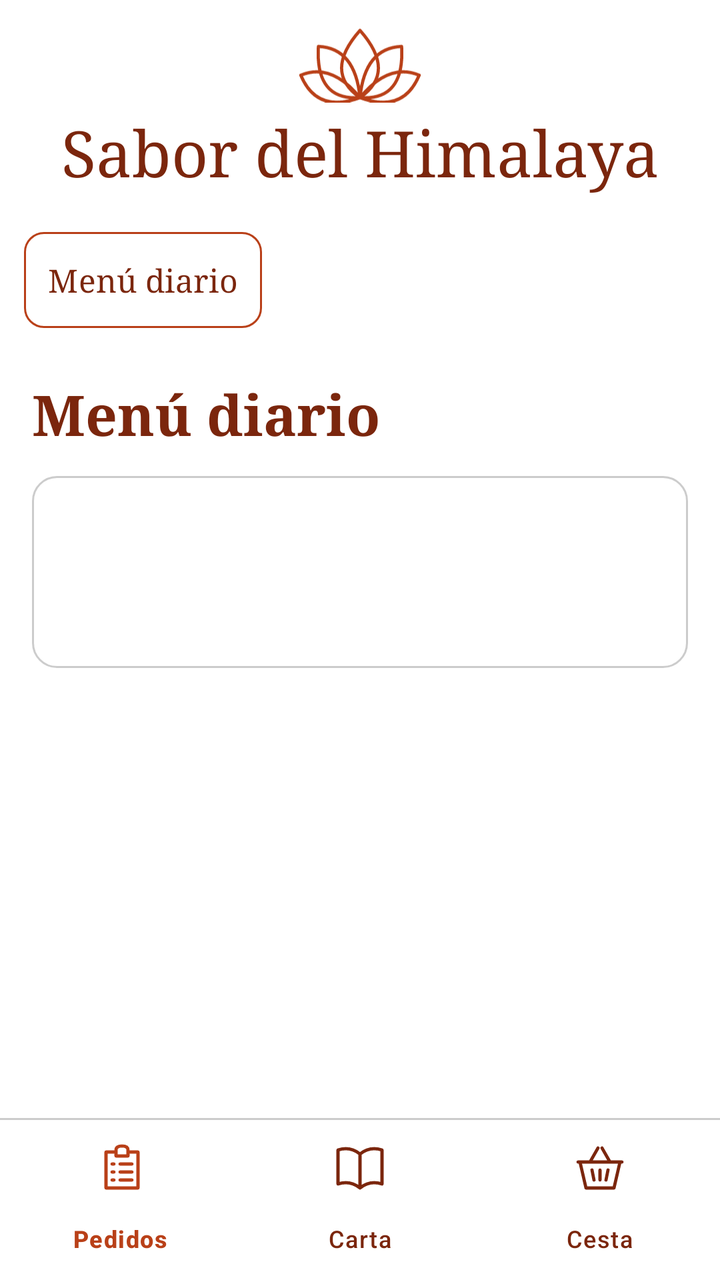
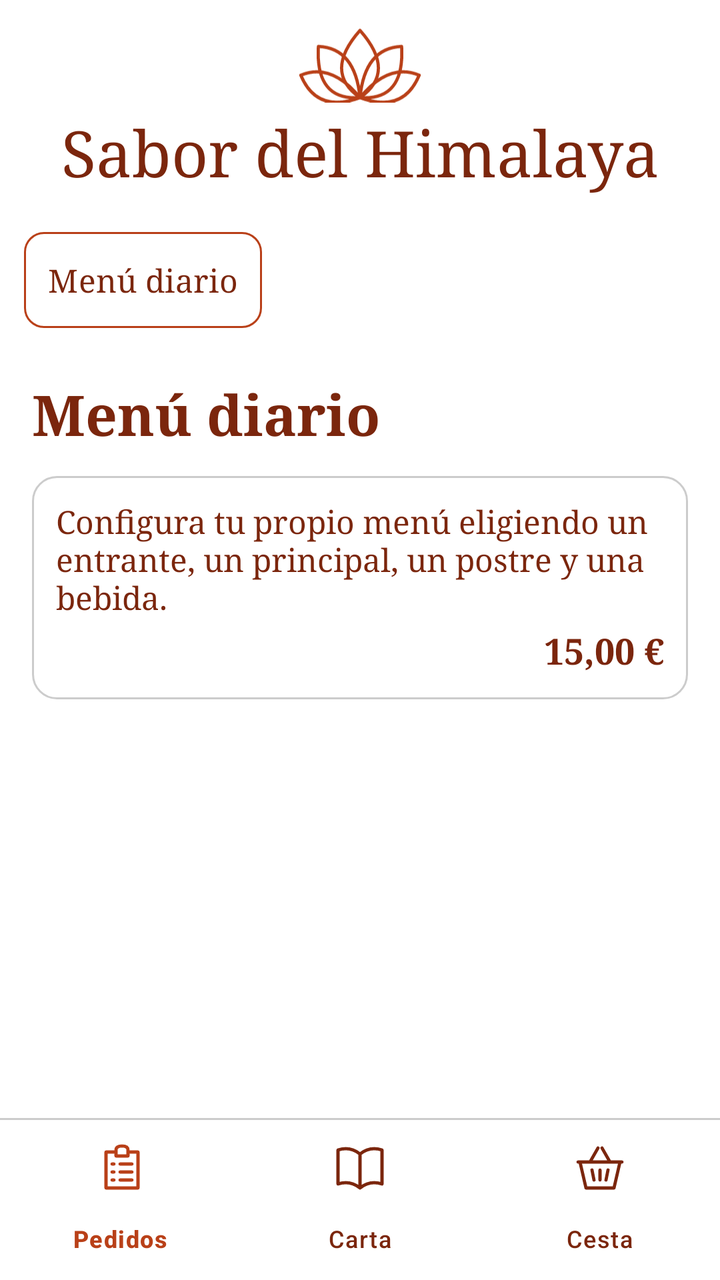

Compare the two renders of this Android layout. The source of the first and the diff that turns it into the second are given below.
<!-- AndroidManifest.xml: application theme Theme.SaborDelHimalaya -->
<!-- res/layout/activity_principal2.xml -->
<?xml version="1.0" encoding="utf-8"?>
<LinearLayout xmlns:android="http://schemas.android.com/apk/res/android"
    xmlns:app="http://schemas.android.com/apk/res-auto"
    xmlns:tools="http://schemas.android.com/tools"
    android:id="@+id/principal_content"
    android:layout_width="match_parent"
    android:layout_height="match_parent"
    android:orientation="vertical"
    android:background="@color/white"
    tools:context=".controller.Principal2">

    <LinearLayout
        android:layout_width="match_parent"
        android:layout_height="wrap_content"
        android:orientation="vertical"
        android:paddingTop="12dp"
        android:paddingBottom="16dp">
        <ImageView
            android:layout_width="64dp"
            android:layout_height="40dp"
            android:layout_gravity="center_horizontal"
            android:importantForAccessibility="no"
            android:src="@drawable/ic_carta_lotus" />
        <androidx.appcompat.widget.AppCompatTextView
            android:layout_width="match_parent"
            android:layout_height="48dp"
            android:layout_marginHorizontal="16dp"
            android:fontFamily="serif"
            android:gravity="center"
            android:maxLines="1"
            android:text="@string/activation_brand"
            android:textColor="@color/welcome_title"
            android:textSize="32sp"
            app:autoSizeTextType="uniform"
            app:autoSizeMinTextSize="16sp"
            app:autoSizeMaxTextSize="32sp"
            app:autoSizeStepGranularity="1sp" />
    </LinearLayout>

    <HorizontalScrollView
        android:id="@+id/category_scroll"
        android:layout_width="match_parent"
        android:layout_height="wrap_content"
        android:fillViewport="true"
        android:scrollbars="none"
        android:paddingBottom="8dp">
        <LinearLayout
            android:id="@+id/category_buttons"
            android:layout_width="wrap_content"
            android:layout_height="wrap_content"
            android:orientation="horizontal"
            android:paddingHorizontal="12dp">
            <com.google.android.material.button.MaterialButton
                android:id="@+id/category_daily"
                style="@style/CartaCategory"
                android:text="@string/category_daily" />
        </LinearLayout>
    </HorizontalScrollView>

    <androidx.core.widget.NestedScrollView
        android:id="@+id/carta_scroll"
        android:layout_width="match_parent"
        android:layout_height="0dp"
        android:layout_weight="1"
        android:fillViewport="true">
        <LinearLayout
            android:layout_width="match_parent"
            android:layout_height="wrap_content"
            android:orientation="vertical"
            android:paddingHorizontal="16dp"
            android:paddingTop="16dp"
            android:paddingBottom="24dp">
            <TextView
                android:id="@+id/daily_title"
                style="@style/CartaSectionTitle"
                android:text="@string/category_daily" />
            <FrameLayout
                android:id="@+id/daily_content"
                android:layout_width="match_parent"
                android:layout_height="96dp"
                android:layout_marginTop="12dp"
                android:background="@drawable/carta_empty_box" />
            <LinearLayout
                android:id="@+id/category_sections"
                android:layout_width="match_parent"
                android:layout_height="wrap_content"
                android:orientation="vertical" />
        </LinearLayout>
    </androidx.core.widget.NestedScrollView>

    <View
        android:layout_width="match_parent"
        android:layout_height="1dp"
        android:background="@color/carta_border" />
    <com.google.android.material.bottomnavigation.BottomNavigationView
        android:id="@+id/principal_navigation"
        android:layout_width="match_parent"
        android:layout_height="wrap_content"
        android:background="@color/white"
        app:itemIconTint="@color/carta_navigation"
        app:itemTextColor="@color/carta_navigation"
        app:labelVisibilityMode="labeled"
        app:menu="@menu/principal_navigation" />
</LinearLayout>
<!-- resources referenced by this layout -->
<resources>
  <color name="carta_border">#CCCCCC</color>
  <color name="welcome_title">#7B260D</color>
  <color name="white">#FFFFFFFF</color>
  <!-- drawable carta_empty_box (drawable) -->
  <shape xmlns:android="http://schemas.android.com/apk/res/android">
      <solid android:color="@color/white" />
      <stroke android:width="1dp" android:color="@color/carta_border" />
      <corners android:radius="12dp" />
  </shape>
  <!-- drawable ic_carta_lotus (drawable) -->
  <vector xmlns:android="http://schemas.android.com/apk/res/android" android:width="80dp" android:height="48dp" android:viewportWidth="80" android:viewportHeight="48">
      <path android:fillColor="@android:color/transparent" android:strokeColor="#B94018" android:strokeWidth="2" android:strokeLineJoin="round"
          android:pathData="M40,45 Q17,29 40,3 Q63,29 40,45 M40,45 Q12,47 14,13 Q37,14 40,45 M40,45 Q68,47 66,13 Q43,14 40,45 M40,45 Q13,55 3,31 Q22,23 40,45 M40,45 Q67,55 77,31 Q58,23 40,45" />
  </vector>
  <string name="activation_brand">Sabor del Himalaya</string>
  <string name="category_daily">Menú diario</string>
  <style name="CartaCategory" parent="Widget.Material3.Button.OutlinedButton">
          <item name="android:layout_width">wrap_content</item>
          <item name="android:layout_height">wrap_content</item>
          <item name="android:layout_marginEnd">6dp</item>
          <item name="android:minHeight">48dp</item>
          <item name="android:minWidth">0dp</item>
          <item name="android:paddingHorizontal">12dp</item>
          <item name="android:insetTop">0dp</item>
          <item name="android:insetBottom">0dp</item>
          <item name="android:fontFamily">serif</item>
          <item name="android:textSize">16sp</item>
          <item name="android:textAllCaps">false</item>
          <item name="android:textColor">@color/carta_category_text</item>
          <item name="backgroundTint">@color/carta_category_background</item>
          <item name="strokeColor">@color/carta_accent</item>
          <item name="strokeWidth">1dp</item>
          <item name="cornerRadius">10dp</item>
      </style>
  <style name="CartaSectionTitle">
          <item name="android:layout_width">wrap_content</item>
          <item name="android:layout_height">wrap_content</item>
          <item name="android:fontFamily">serif</item>
          <item name="android:textSize">28sp</item>
          <item name="android:textStyle">bold</item>
          <item name="android:textColor">@color/welcome_title</item>
          <item name="android:accessibilityHeading">true</item>
      </style>
  <style name="Theme.SaborDelHimalaya" parent="Base.Theme.SaborDelHimalaya" />
  <color name="carta_accent">#B94018</color>
  <style name="Base.Theme.SaborDelHimalaya" parent="Theme.Material3.DayNight.NoActionBar">
          
          
      </style>
</resources>

<!-- the commit's change to res/layout/activity_principal2.xml (unified diff, before → after) -->
@@ -74,12 +74,34 @@
                 android:id="@+id/daily_title"
                 style="@style/CartaSectionTitle"
                 android:text="@string/category_daily" />
-            <FrameLayout
+            <LinearLayout
                 android:id="@+id/daily_content"
                 android:layout_width="match_parent"
-                android:layout_height="96dp"
+                android:layout_height="wrap_content"
                 android:layout_marginTop="12dp"
-                android:background="@drawable/carta_empty_box" />
+                android:background="@drawable/carta_empty_box"
+                android:foreground="?attr/selectableItemBackground"
+                android:focusable="true"
+                android:orientation="vertical"
+                android:padding="12dp">
+                <TextView
+                    android:layout_width="match_parent"
+                    android:layout_height="wrap_content"
+                    android:fontFamily="serif"
+                    android:text="@string/daily_menu_description"
+                    android:textColor="@color/welcome_title"
+                    android:textSize="16sp" />
+                <TextView
+                    android:layout_width="wrap_content"
+                    android:layout_height="wrap_content"
+                    android:layout_gravity="end"
+                    android:layout_marginTop="4dp"
+                    android:fontFamily="serif"
+                    android:text="@string/daily_menu_unit_price"
+                    android:textColor="@color/welcome_title"
+                    android:textSize="18sp"
+                    android:textStyle="bold" />
+            </LinearLayout>
             <LinearLayout
                 android:id="@+id/category_sections"
                 android:layout_width="match_parent"
<!-- resource entries referenced after the edit -->
@@ -16,6 +16,8 @@
   </vector>
   <string name="activation_brand">Sabor del Himalaya</string>
   <string name="category_daily">Menú diario</string>
+  <string name="daily_menu_description">Configura tu propio menú eligiendo un entrante, un principal, un postre y una bebida.</string>
+  <string name="daily_menu_unit_price">15,00 €</string>
   <style name="CartaCategory" parent="Widget.Material3.Button.OutlinedButton">
           <item name="android:layout_width">wrap_content</item>
           <item name="android:layout_height">wrap_content</item>
